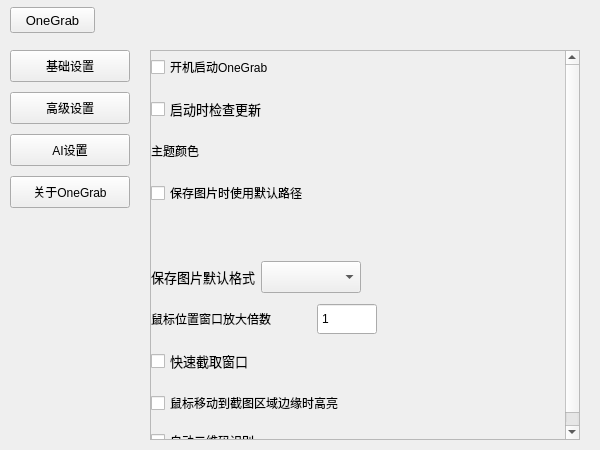
This is OneGrab/src/SettingDialog.ui in whdicu/OneGrab as Qt 5 draws it before an edit. The edited form follows.
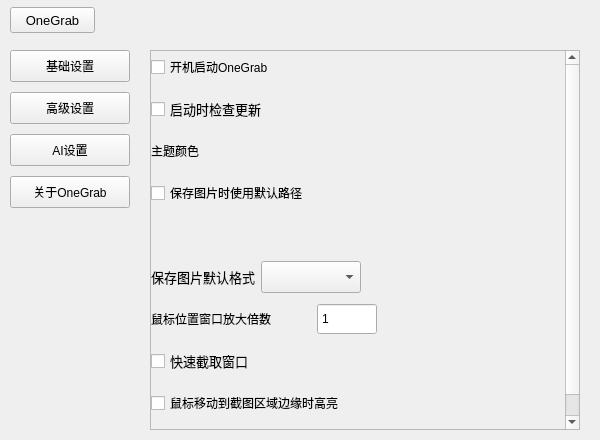
This is the edited form. Icons and pictures are not drawn. Custom widgets are drawn as their Qt base class.

Commit message: 1.设置ui背景色优化

Patch:
```diff
--- a/OneGrab/src/SettingDialog.ui
+++ b/OneGrab/src/SettingDialog.ui
@@ -7,7 +7,7 @@
     <x>0</x>
     <y>0</y>
     <width>600</width>
-    <height>450</height>
+    <height>440</height>
    </rect>
   </property>
   <property name="windowTitle">
```
Left out of the diff: 4 changed lines with no effect on the pictures.
